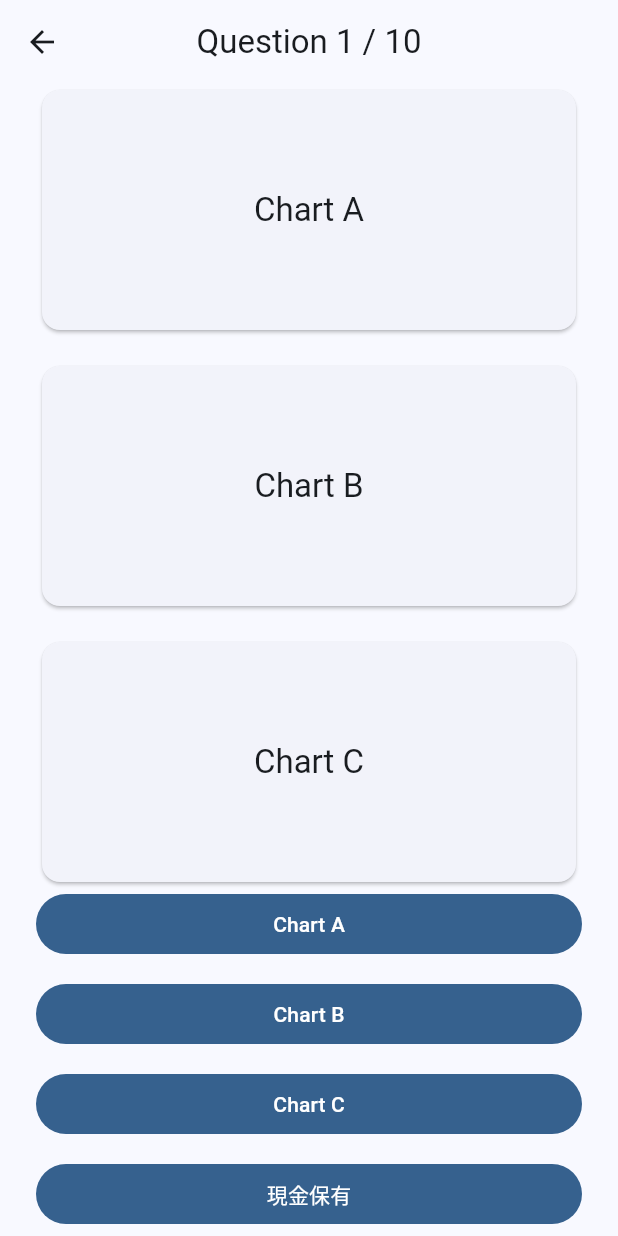
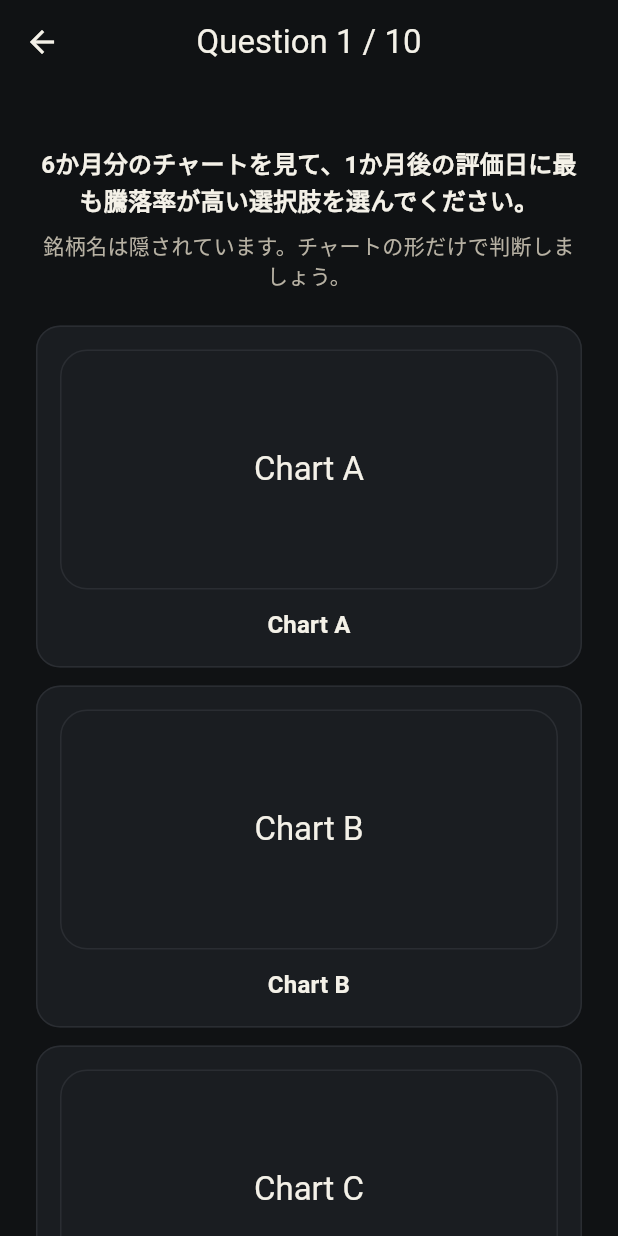
Before and after one commit to itoso0315/stock_prediction_game, a Flutter app: the screen it shows after launch, after a tap on "ゲーム開始", on a phone screen of 412 x 824 dp. Run offline on Flutter 3.47's test engine with Material 3 defaults, Android fonts, the phone set to English and light mode, and no system bars.

Commit message:
feat: improve question screen card UI and theme

```diff
--- a/frontend/lib/main.dart
+++ b/frontend/lib/main.dart
@@ -14,7 +14,56 @@ class StockTrainerApp extends StatelessWidget {
       title: 'Stock Trainer',
       debugShowCheckedModeBanner: false,
       theme: ThemeData(
-        colorScheme: ColorScheme.fromSeed(seedColor: Colors.blue),
+        brightness: Brightness.dark,
+        scaffoldBackgroundColor: const Color(0xFF101214),
+        colorScheme: const ColorScheme.dark(
+          primary: Color(0xFFD4AF37),
+          onPrimary: Color(0xFF171717),
+          secondary: Color(0xFFBFA76A),
+          surface: Color(0xFF1A1D21),
+          onSurface: Color(0xFFF4F1E8),
+          outline: Color(0xFF3A3D42),
+          outlineVariant: Color(0xFF2A2D32),
+        ),
+        appBarTheme: const AppBarTheme(
+          backgroundColor: Color(0xFF101214),
+          foregroundColor: Color(0xFFF4F1E8),
+          elevation: 0,
+          centerTitle: true,
+        ),
+        cardTheme: CardThemeData(
+          color: const Color(0xFF1A1D21),
+          elevation: 0,
+          margin: EdgeInsets.zero,
+          shape: RoundedRectangleBorder(
+            borderRadius: BorderRadius.circular(18),
+            side: const BorderSide(color: Color(0xFF2A2D32)),
+          ),
+        ),
+        filledButtonTheme: FilledButtonThemeData(
+          style: FilledButton.styleFrom(
+            backgroundColor: const Color(0xFFD4AF37),
+            foregroundColor: const Color(0xFF171717),
+            disabledBackgroundColor: const Color(0xFF3A3D42),
+            disabledForegroundColor: const Color(0xFF8A8D93),
+            padding: const EdgeInsets.symmetric(vertical: 16),
+            shape: RoundedRectangleBorder(
+              borderRadius: BorderRadius.circular(16),
+            ),
+          ),
+        ),
+        textTheme: const TextTheme(
+          headlineMedium: TextStyle(
+            color: Color(0xFFF4F1E8),
+            fontWeight: FontWeight.w700,
+          ),
+          titleMedium: TextStyle(
+            color: Color(0xFFF4F1E8),
+            fontWeight: FontWeight.w600,
+          ),
+          bodyLarge: TextStyle(color: Color(0xFFE7E1D1)),
+          bodyMedium: TextStyle(color: Color(0xFFB8B2A4)),
+        ),
         useMaterial3: true,
       ),
       home: const HomeScreen(),
--- a/frontend/lib/screens/question_screen.dart
+++ b/frontend/lib/screens/question_screen.dart
@@ -3,7 +3,6 @@ import '../models/answer_record.dart';
 
 import '../repositories/question_repository.dart';
 import 'result_screen.dart';
-import '../widgets/answer_button.dart';
 import '../widgets/chart_card.dart';
 
 class QuestionScreen extends StatefulWidget {
@@ -17,6 +16,23 @@ class _QuestionScreenState extends State<QuestionScreen> {
   final _questions = const QuestionRepository().getQuestions();
   var _currentIndex = 0;
   final _answerRecords = <AnswerRecord>[];
+  String? _selectedAnswerLabel;
+
+  void _selectAnswer(String answerLabel) {
+    setState(() {
+      _selectedAnswerLabel = answerLabel;
+    });
+  }
+
+  void _confirmAnswer() {
+    final selectedAnswerLabel = _selectedAnswerLabel;
+
+    if (selectedAnswerLabel == null) {
+      return;
+    }
+
+    _goToNextQuestion(selectedAnswerLabel);
+  }
 
   void _goToNextQuestion(String selectedAnswerLabel) {
     final question = _questions[_currentIndex];
@@ -41,6 +57,7 @@ class _QuestionScreenState extends State<QuestionScreen> {
 
     setState(() {
       _currentIndex++;
+      _selectedAnswerLabel = null;
     });
   }
 
@@ -61,31 +78,51 @@ class _QuestionScreenState extends State<QuestionScreen> {
             child: ConstrainedBox(
               constraints: const BoxConstraints(maxWidth: 800),
               child: Padding(
-                padding: const EdgeInsets.symmetric(horizontal: 24),
+                padding: const EdgeInsets.symmetric(
+                  horizontal: 24,
+                  vertical: 16,
+                ),
                 child: Column(
                   children: [
-                    for (
-                      var index = 0;
-                      index < question.chartLabels.length;
-                      index++
-                    ) ...[
-                      ChartCard(label: question.chartLabels[index]),
-                      if (index < question.chartLabels.length - 1)
-                        const SizedBox(height: 16),
-                    ],
+                    const SizedBox(height: 24),
+                    Text(
+                      '6か月分のチャートを見て、1か月後の評価日に最も騰落率が高い選択肢を選んでください。',
+                      style: Theme.of(context).textTheme.titleMedium,
+                      textAlign: TextAlign.center,
+                    ),
+                    const SizedBox(height: 8),
+                    Text(
+                      '銘柄名は隠されています。チャートの形だけで判断しましょう。',
+                      style: Theme.of(context).textTheme.bodyMedium,
+                      textAlign: TextAlign.center,
+                    ),
+                    const SizedBox(height: 24),
                     for (
                       var index = 0;
                       index < question.answerLabels.length;
                       index++
                     ) ...[
-                      AnswerButton(
+                      _AnswerSelectionCard(
                         label: question.answerLabels[index],
-                        onPressed: () =>
-                            _goToNextQuestion(question.answerLabels[index]),
+                        isSelected:
+                            _selectedAnswerLabel ==
+                            question.answerLabels[index],
+                        onTap: () =>
+                            _selectAnswer(question.answerLabels[index]),
                       ),
                       if (index < question.answerLabels.length - 1)
                         const SizedBox(height: 12),
                     ],
+                    const SizedBox(height: 24),
+                    SizedBox(
+                      width: double.infinity,
+                      child: FilledButton(
+                        onPressed: _selectedAnswerLabel == null
+                            ? null
+                            : _confirmAnswer,
+                        child: const Text('回答する'),
+                      ),
+                    ),
                   ],
                 ),
               ),
@@ -96,3 +133,51 @@ class _QuestionScreenState extends State<QuestionScreen> {
     );
   }
 }
+
+class _AnswerSelectionCard extends StatelessWidget {
+  const _AnswerSelectionCard({
+    required this.label,
+    required this.isSelected,
+    required this.onTap,
+  });
+
+  final String label;
+  final bool isSelected;
+  final VoidCallback onTap;
+
+  @override
+  Widget build(BuildContext context) {
+    final colorScheme = Theme.of(context).colorScheme;
+
+    return Card(
+      shape: RoundedRectangleBorder(
+        borderRadius: BorderRadius.circular(16),
+        side: BorderSide(
+          color: isSelected ? colorScheme.primary : colorScheme.outlineVariant,
+          width: isSelected ? 2 : 1,
+        ),
+      ),
+      child: InkWell(
+        borderRadius: BorderRadius.circular(16),
+        onTap: onTap,
+        child: Padding(
+          padding: const EdgeInsets.all(16),
+          child: Column(
+            crossAxisAlignment: CrossAxisAlignment.stretch,
+            children: [
+              if (label.startsWith('Chart')) ...[
+                ChartCard(label: label),
+                const SizedBox(height: 12),
+              ],
+              Text(
+                label,
+                style: Theme.of(context).textTheme.titleMedium,
+                textAlign: TextAlign.center,
+              ),
+            ],
+          ),
+        ),
+      ),
+    );
+  }
+}
```
Also changed, not shown: 4 other files.
